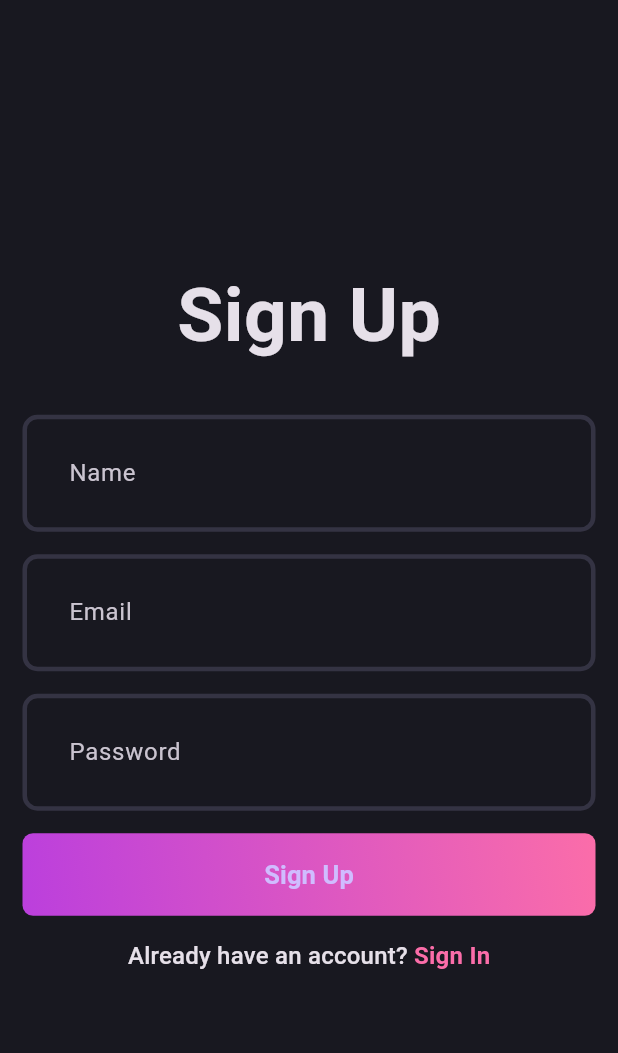
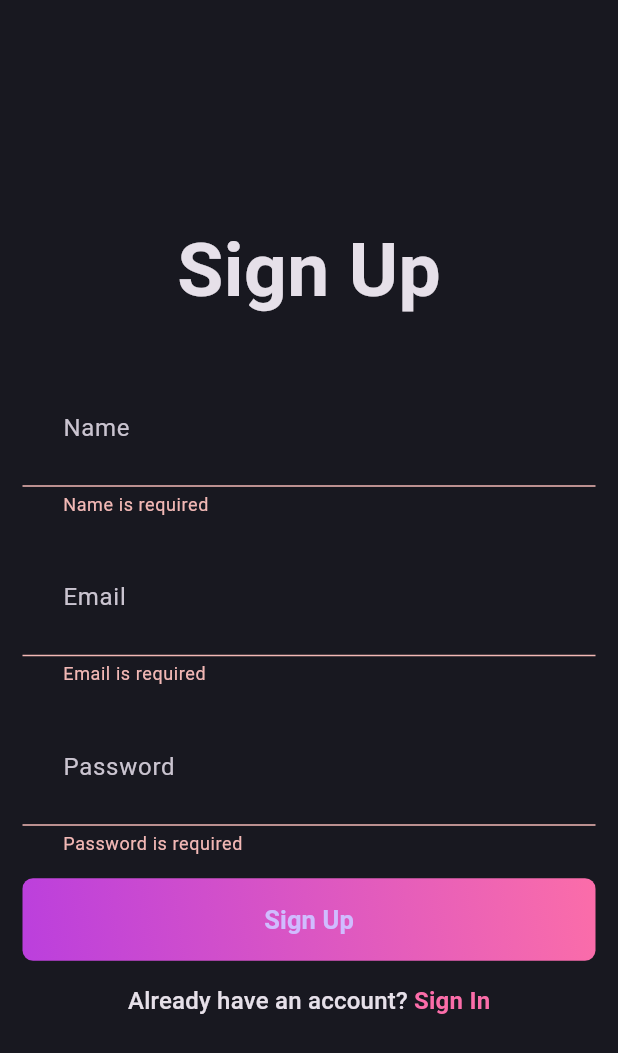
Before and after one commit to tecrodrigocastro/blog_supabase, a Flutter app: the SignUpPage screen opened directly, after a tap on "Sign Up", on a phone screen of 412 x 824 dp. Shown: the top 1053 px of the screen. Run offline on Flutter 3.47's test engine with Material 3 defaults, Android fonts, the phone set to English and light mode, and no system bars; our stand-ins replace bloc, equatable, flutter_bloc, fpdart, supabase_flutter; accounts and stored records are empty.

Commit message:
Auth Bloc

```diff
--- a/lib/features/auth/presentation/bloc/auth_bloc.dart
+++ b/lib/features/auth/presentation/bloc/auth_bloc.dart
@@ -1,13 +1,32 @@
 import 'package:bloc/bloc.dart';
+import 'package:blog_supabase/features/auth/domain/usecases/user_sign_up.dart';
 import 'package:equatable/equatable.dart';
 
 part 'auth_event.dart';
 part 'auth_state.dart';
 
 class AuthBloc extends Bloc<AuthEvent, AuthState> {
-  AuthBloc() : super(AuthInitial()) {
-    on<AuthEvent>((event, emit) {
-      // TODO: implement event handler
-    });
+  final UserSignUpCase _userSignUpCase;
+  AuthBloc({required UserSignUpCase userSignUpCase})
+      : _userSignUpCase = userSignUpCase,
+        super(AuthInitial()) {
+    on<SignUpWithEmailAndPassword>(
+      (event, emit) async {
+        await _userSignUpCase
+            .call(UserSignUpCaseParams(
+          name: event.name,
+          email: event.email,
+          password: event.password,
+        ))
+            .then(
+          (value) {
+            value.fold(
+              (failure) => emit(AuthError(failure.message)),
+              (uuid) => emit(AuthSuccess(uuid)),
+            );
+          },
+        );
+      },
+    );
   }
 }
--- a/lib/features/auth/presentation/bloc/auth_event.dart
+++ b/lib/features/auth/presentation/bloc/auth_event.dart
@@ -6,3 +6,18 @@
   @override
   List<Object> get props => [];
 }
+
+class SignUpWithEmailAndPassword extends AuthEvent {
+  final String name;
+  final String email;
+  final String password;
+
+  const SignUpWithEmailAndPassword({
+    required this.name,
+    required this.email,
+    required this.password,
+  });
+
+  @override
+  List<Object> get props => [name, email, password];
+}
--- a/lib/features/auth/presentation/bloc/auth_state.dart
+++ b/lib/features/auth/presentation/bloc/auth_state.dart
@@ -6,4 +6,25 @@
   @override
   List<Object> get props => [];
 }
+
 class AuthInitial extends AuthState {}
+
+class AuthLoading extends AuthState {}
+
+class AuthSuccess extends AuthState {
+  final String uuid;
+
+  const AuthSuccess(this.uuid);
+
+  @override
+  List<Object> get props => [uuid];
+}
+
+class AuthError extends AuthState {
+  final String message;
+
+  const AuthError(this.message);
+
+  @override
+  List<Object> get props => [message];
+}
--- a/lib/features/auth/presentation/pages/login_page.dart
+++ b/lib/features/auth/presentation/pages/login_page.dart
@@ -48,9 +48,7 @@
                   controller: passwordEC,
                   obscureText: true),
               const SizedBox(height: 15),
-              const AuthGradientButton(
-                text: 'Sign In',
-              ),
+              AuthGradientButton(text: 'Sign In', onPressed: () {}),
               const SizedBox(height: 15),
               GestureDetector(
                 onTap: () {
--- a/lib/features/auth/presentation/pages/signup_page.dart
+++ b/lib/features/auth/presentation/pages/signup_page.dart
@@ -1,8 +1,10 @@
 import 'package:blog_supabase/core/theme/app_pallete.dart';
+import 'package:blog_supabase/features/auth/presentation/bloc/auth_bloc.dart';
 import 'package:blog_supabase/features/auth/presentation/pages/login_page.dart';
 import 'package:blog_supabase/features/auth/presentation/widgets/auth_field.dart';
 import 'package:blog_supabase/features/auth/presentation/widgets/auth_gradient_button.dart';
 import 'package:flutter/material.dart';
+import 'package:flutter_bloc/flutter_bloc.dart';
 
 class SignUpPage extends StatefulWidget {
   const SignUpPage({super.key});
@@ -27,6 +29,7 @@
 
   @override
   Widget build(BuildContext context) {
+    final authBloc = context.read<AuthBloc>();
     return Scaffold(
       body: Padding(
         padding: const EdgeInsets.all(15.0),
@@ -52,7 +55,20 @@
                   controller: passwordEC,
                   obscureText: true),
               const SizedBox(height: 15),
-              const AuthGradientButton(text: 'Sign Up'),
+              AuthGradientButton(
+                text: 'Sign Up',
+                onPressed: () {
+                  if (formKey.currentState!.validate()) {
+                    authBloc.add(
+                      SignUpWithEmailAndPassword(
+                        name: nameEC.text.trim(),
+                        email: emailEC.text.trim(),
+                        password: passwordEC.text.trim(),
+                      ),
+                    );
+                  }
+                },
+              ),
               const SizedBox(height: 15),
               GestureDetector(
                 onTap: () {
--- a/lib/features/auth/presentation/widgets/auth_gradient_button.dart
+++ b/lib/features/auth/presentation/widgets/auth_gradient_button.dart
@@ -2,9 +2,12 @@
 import 'package:flutter/material.dart';
 
 class AuthGradientButton extends StatelessWidget {
-  const AuthGradientButton({super.key, required this.text});
+  const AuthGradientButton(
+      {super.key, required this.text, required this.onPressed});
 
   final String text;
+
+  final VoidCallback onPressed;
 
   @override
   Widget build(BuildContext context) {
@@ -23,7 +26,7 @@
         ),
       ),
       child: ElevatedButton(
-        onPressed: () {},
+        onPressed: onPressed,
         style: ElevatedButton.styleFrom(
           fixedSize: const Size(395, 55),
           backgroundColor: Colors.transparent,
--- a/lib/main.dart
+++ b/lib/main.dart
@@ -1,7 +1,12 @@
 import 'package:blog_supabase/core/env/app_secrets.dart';
 import 'package:blog_supabase/core/theme/theme.dart';
+import 'package:blog_supabase/features/auth/data/datasources/auth_remote_data_sources.dart';
+import 'package:blog_supabase/features/auth/data/repositories/auth_repository_impl.dart';
+import 'package:blog_supabase/features/auth/domain/usecases/user_sign_up.dart';
+import 'package:blog_supabase/features/auth/presentation/bloc/auth_bloc.dart';
 import 'package:blog_supabase/features/auth/presentation/pages/login_page.dart';
 import 'package:flutter/material.dart';
+import 'package:flutter_bloc/flutter_bloc.dart';
 import 'package:supabase_flutter/supabase_flutter.dart';
 
 void main() async {
@@ -11,11 +16,26 @@
     anonKey: AppSecrets.supabaseKey,
     debug: true,
   );
-  runApp(const MyApp());
+  runApp(MultiBlocProvider(
+    providers: [
+      BlocProvider(
+        create: (context) => AuthBloc(
+          userSignUpCase: UserSignUpCase(
+            AuthRepositoryImpl(
+              AuthRemoteDataSourcesImpl(
+                supabaseClient: supabase.client,
+              ),
+            ),
+          ),
+        ),
+      ),
+    ],
+    child: const AppWidget(),
+  ));
 }
 
-class MyApp extends StatelessWidget {
-  const MyApp({super.key});
+class AppWidget extends StatelessWidget {
+  const AppWidget({super.key});
 
   @override
   Widget build(BuildContext context) {
--- a/pubspec.yaml
+++ b/pubspec.yaml
@@ -40,6 +40,7 @@
   fpdart: ^1.1.0
   supabase_flutter: ^2.4.0
   dartdoc: ^8.0.8
+  mockito: ^5.4.4
 
 dev_dependencies:
   flutter_test:
```
Also changed, not shown: pubspec.lock, 1 other file.
